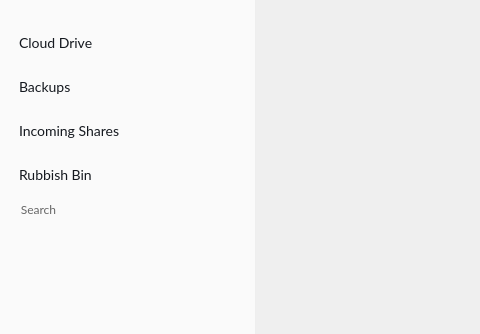
Old version of the form src/MEGASync/gui/node_selector/gui/linux/NodeSelector.ui in the repository meganz/MEGAsync; both pictures show x 0 to 480 and y 0 to 334 of the 800 by 489 pixel window.
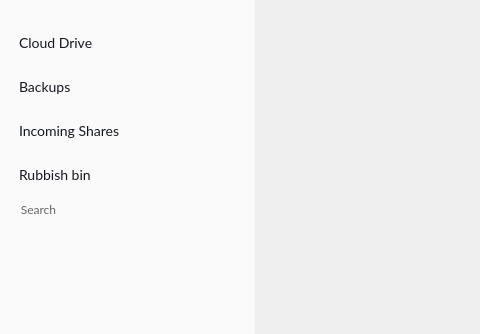
New version of the form. Icons and pictures are not drawn.

What changed in the file:
```diff
--- a/src/MEGASync/gui/node_selector/gui/linux/NodeSelector.ui
+++ b/src/MEGASync/gui/node_selector/gui/linux/NodeSelector.ui
@@ -552,7 +552,7 @@
                <bool>true</bool>
               </property>
               <property name="text">
-               <string>Rubbish Bin</string>
+               <string notr="true">Rubbish bin</string>
               </property>
               <property name="icon">
                <iconset resource="../../../Resources_linux.qrc">
```
